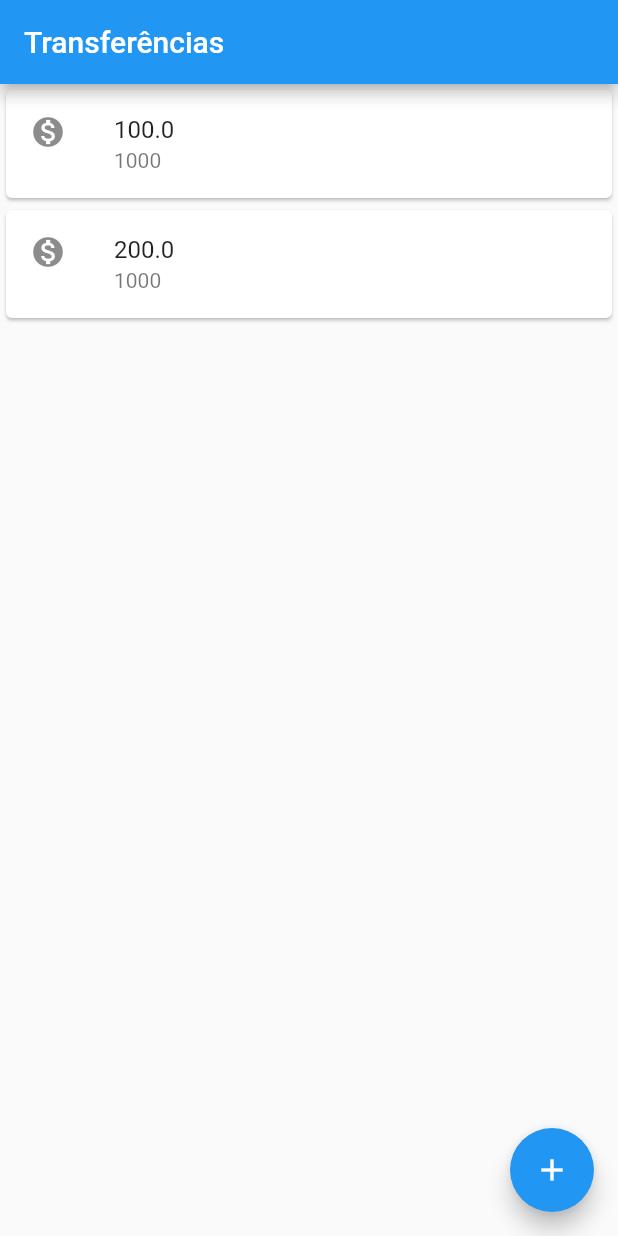
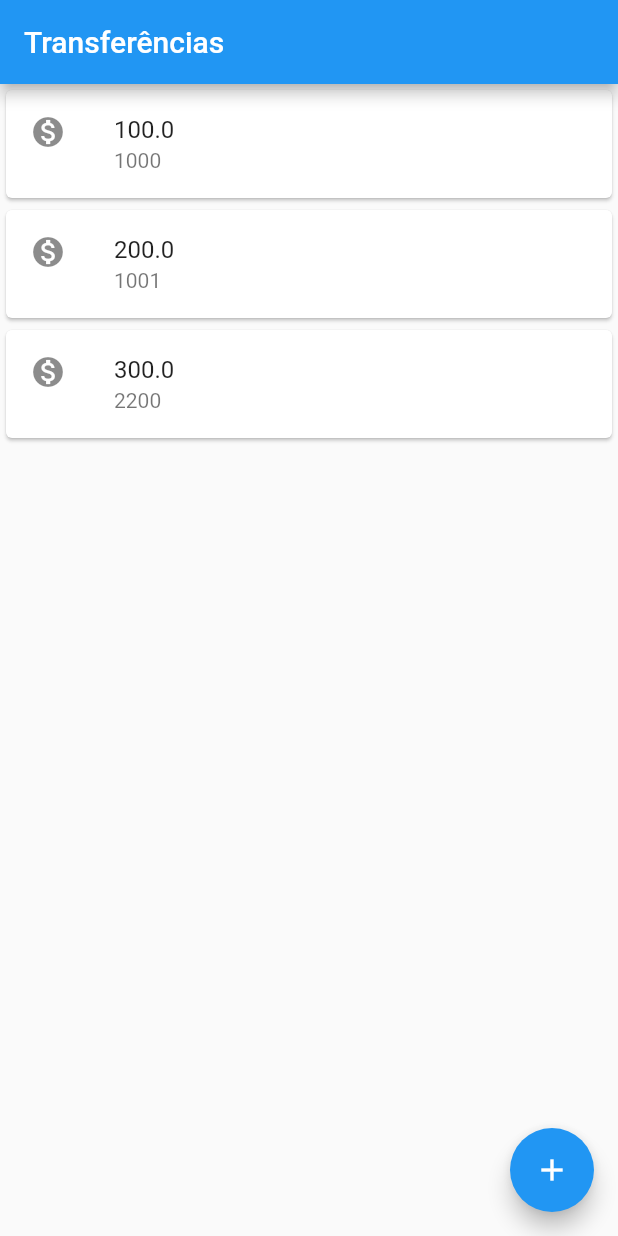
Before and after one commit to VanessaWendling/Flutter-AluraEstudos, a Flutter app: the screen it shows after launch, on a phone screen of 412 x 824 dp. Run offline on Flutter 3.47's test engine with Material 2 defaults, Android fonts, the phone set to English and light mode, and no system bars.

Commit message:
Componentização e refatoração do código

```diff
--- a/lib/main.dart
+++ b/lib/main.dart
@@ -8,24 +8,53 @@ void main() => runApp(
             onPressed: () {  },
             child: Icon(Icons.add),
           ),
-          body: Column(
-            children: <Widget>[
-              Card(
-                child:ListTile(
-                  leading: Icon(Icons.monetization_on),
-                  title: Text('100.0'),
-                  subtitle: Text('1000'),
-                ),
-              ),
-              Card(
-                child:ListTile(
-                  leading: Icon(Icons.monetization_on),
-                  title: Text('200.0'),
-                  subtitle: Text('1000'),
-                ),
-              ),
-            ],
-          )
+          body: ListaTransferencia(),
         )
       )
     );
+
+/*
+StatefulWidget - capacidade de modificar o widget de maneira dinâmica.
+StatelessElement - não muda dinamicamente.
+ */
+
+class ListaTransferencia extends StatelessWidget {
+  @override
+  Widget build(BuildContext context) {
+    // TODO: implement build
+    return Column(
+      children: <Widget>[
+        ItemTransferencia(Transferencia(100.0, 1000)),
+        ItemTransferencia(Transferencia(200.0, 1001)),
+        ItemTransferencia(Transferencia(300.0, 2200)),
+      ],
+    );
+  }
+}
+
+class ItemTransferencia extends StatelessWidget{
+
+  //o _ indica que o atributo é privado
+  final Transferencia _transferencia;
+
+
+  ItemTransferencia(this._transferencia);
+  @override
+  Widget build(BuildContext context) {
+    // TODO: implement build
+    return Card(
+      child: ListTile(
+        leading: Icon(Icons.monetization_on),
+        title: Text(_transferencia.valor.toString()),
+        subtitle: Text(_transferencia.numeroConta.toString()),
+      ),
+    );
+  }
+}
+
+class Transferencia{
+  final double valor;
+  final int numeroConta;
+
+  Transferencia(this.valor, this.numeroConta);
+}
```
